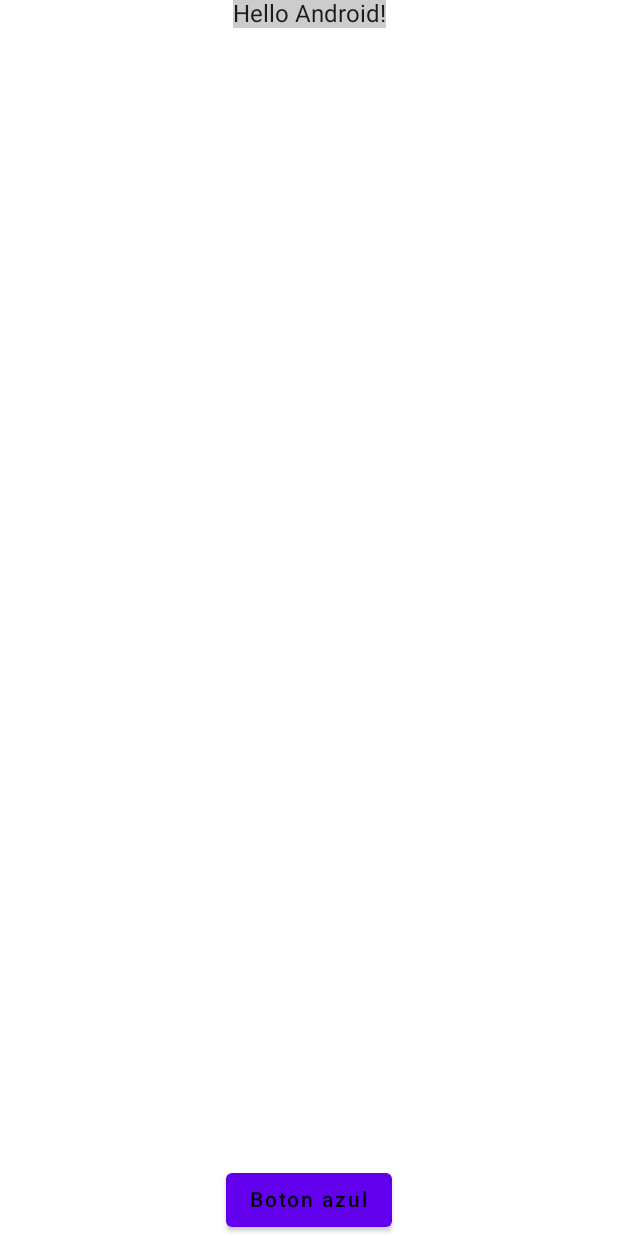
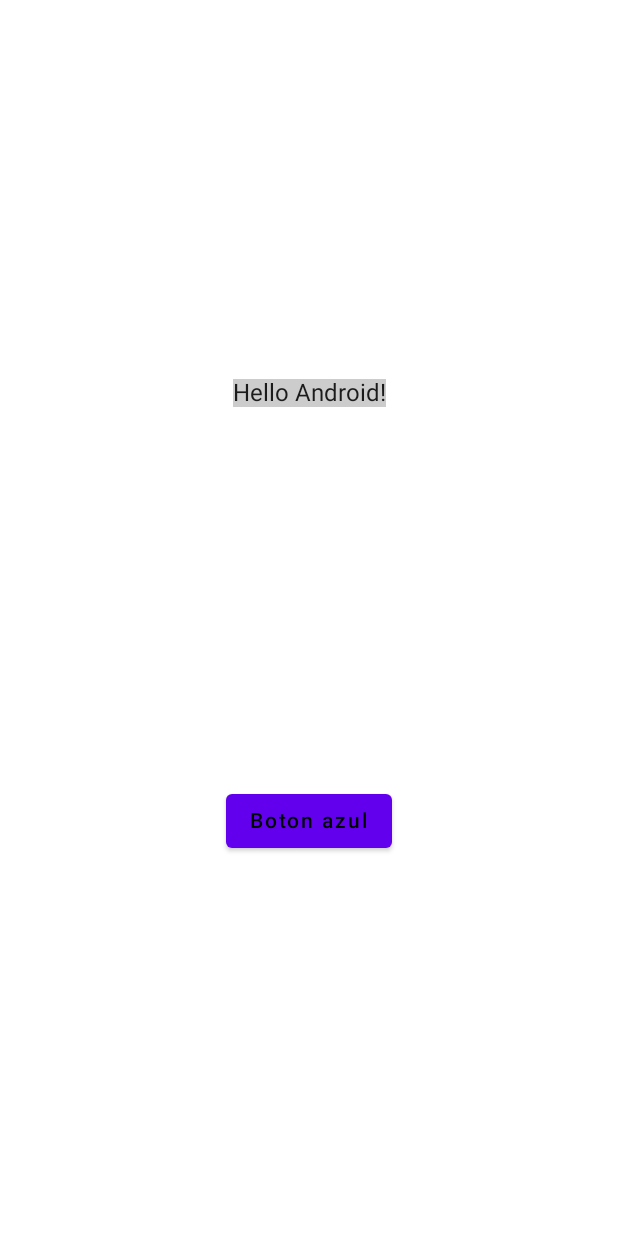
Before and after one commit to camarmadev/GitPruebas, an Android app built with Jetpack Compose: the screen it shows after launch (MainActivity), on a phone screen of 412 x 824 dp. Run offline under Robolectric (Android 15) with nearby library versions, the phone set to English and light mode, and no system bars.

Commit message:
espacio evenly

```diff
--- a/app/src/main/java/com/javidev/gitpruebasjavikidoandroid/MainActivity.kt
+++ b/app/src/main/java/com/javidev/gitpruebasjavikidoandroid/MainActivity.kt
@@ -36,7 +36,7 @@ class MainActivity : ComponentActivity() {
 fun Greeting(name: String) {
     Column(
         modifier = Modifier.fillMaxSize(),
-        verticalArrangement = Arrangement.SpaceBetween,
+        verticalArrangement = Arrangement.SpaceEvenly,
         horizontalAlignment = Alignment.CenterHorizontally
     ) {
 
```
